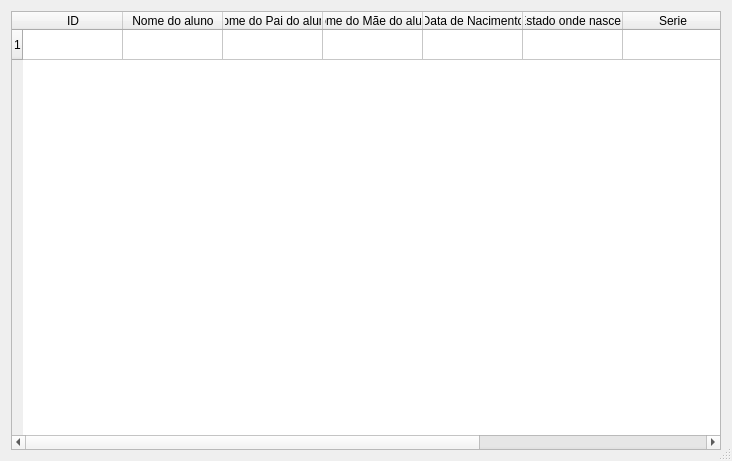
andersonferreira1277/Exerc-cios-de-P1-e-LP1, file GeradorDeDocumentos/view/pesquisa.ui: the form before one commit.
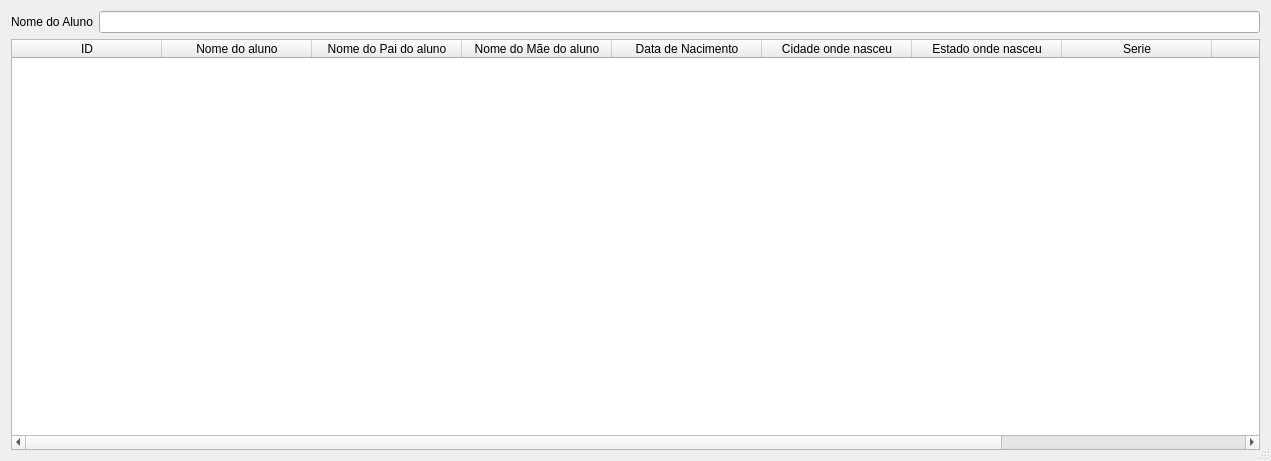
The form after the commit. Icons and pictures are not drawn.

Commit message: Quase implementado tela de pesquisa. Faltando apenas botões de criar declaração e deletar registro.

Patch:
```diff
--- a/GeradorDeDocumentos/view/pesquisa.ui
+++ b/GeradorDeDocumentos/view/pesquisa.ui
@@ -6,7 +6,7 @@
    <rect>
     <x>0</x>
     <y>0</y>
-    <width>732</width>
+    <width>1271</width>
     <height>461</height>
    </rect>
   </property>
@@ -25,63 +25,120 @@
   </property>
   <layout class="QVBoxLayout" name="verticalLayout_2">
    <item>
-    <layout class="QVBoxLayout" name="verticalLayout" stretch="0,0">
+    <layout class="QVBoxLayout" name="verticalLayout" stretch="0,0,0">
      <property name="sizeConstraint">
       <enum>QLayout::SetDefaultConstraint</enum>
      </property>
+     <item>
+      <layout class="QFormLayout" name="formLayout">
+       <item row="0" column="0">
+        <widget class="QLabel" name="nomeDoAlunoLabel">
+         <property name="text">
+          <string>Nome do Aluno</string>
+         </property>
+        </widget>
+       </item>
+       <item row="0" column="1">
+        <widget class="QLineEdit" name="nomeDoAlunoLineEdit"/>
+       </item>
+      </layout>
+     </item>
      <item>
       <widget class="QTableWidget" name="tableWidget">
+       <property name="sizeAdjustPolicy">
+        <enum>QAbstractScrollArea::AdjustToContents</enum>
+       </property>
        <property name="rowCount">
-        <number>1</number>
+        <number>0</number>
        </property>
        <property name="columnCount">
-        <number>9</number>
+        <number>10</number>
        </property>
-       <row/>
+       <attribute name="horizontalHeaderDefaultSectionSize">
+        <number>150</number>
+       </attribute>
+       <attribute name="horizontalHeaderMinimumSectionSize">
+        <number>30</number>
+       </attribute>
        <column>
         <property name="text">
          <string>ID</string>
         </property>
+        <property name="textAlignment">
+         <set>AlignCenter</set>
+        </property>
        </column>
        <column>
         <property name="text">
          <string>Nome do aluno</string>
         </property>
+        <property name="textAlignment">
+         <set>AlignCenter</set>
+        </property>
        </column>
        <column>
         <property name="text">
          <string>Nome do Pai do aluno</string>
         </property>
+        <property name="textAlignment">
+         <set>AlignCenter</set>
+        </property>
        </column>
        <column>
         <property name="text">
          <string>Nome do Mãe do aluno</string>
         </property>
+        <property name="textAlignment">
+         <set>AlignCenter</set>
+        </property>
        </column>
        <column>
         <property name="text">
          <string>Data de Nacimento</string>
         </property>
+        <property name="textAlignment">
+         <set>AlignCenter</set>
+        </property>
+       </column>
+       <column>
+        <property name="text">
+         <string>Cidade onde nasceu</string>
+        </property>
+        <property name="textAlignment">
+         <set>AlignCenter</set>
+        </property>
        </column>
        <column>
         <property name="text">
          <string>Estado onde nasceu</string>
         </property>
+        <property name="textAlignment">
+         <set>AlignCenter</set>
+        </property>
        </column>
        <column>
         <property name="text">
          <string>Serie</string>
         </property>
+        <property name="textAlignment">
+         <set>AlignCenter</set>
+        </property>
        </column>
        <column>
         <property name="text">
          <string>Segmento</string>
         </property>
+        <property name="textAlignment">
+         <set>AlignCenter</set>
+        </property>
        </column>
        <column>
         <property name="text">
          <string>Ano letivo</string>
         </property>
+        <property name="textAlignment">
+         <set>AlignCenter</set>
+        </property>
        </column>
       </widget>
      </item>
```
The commit also changes 3 other files.
